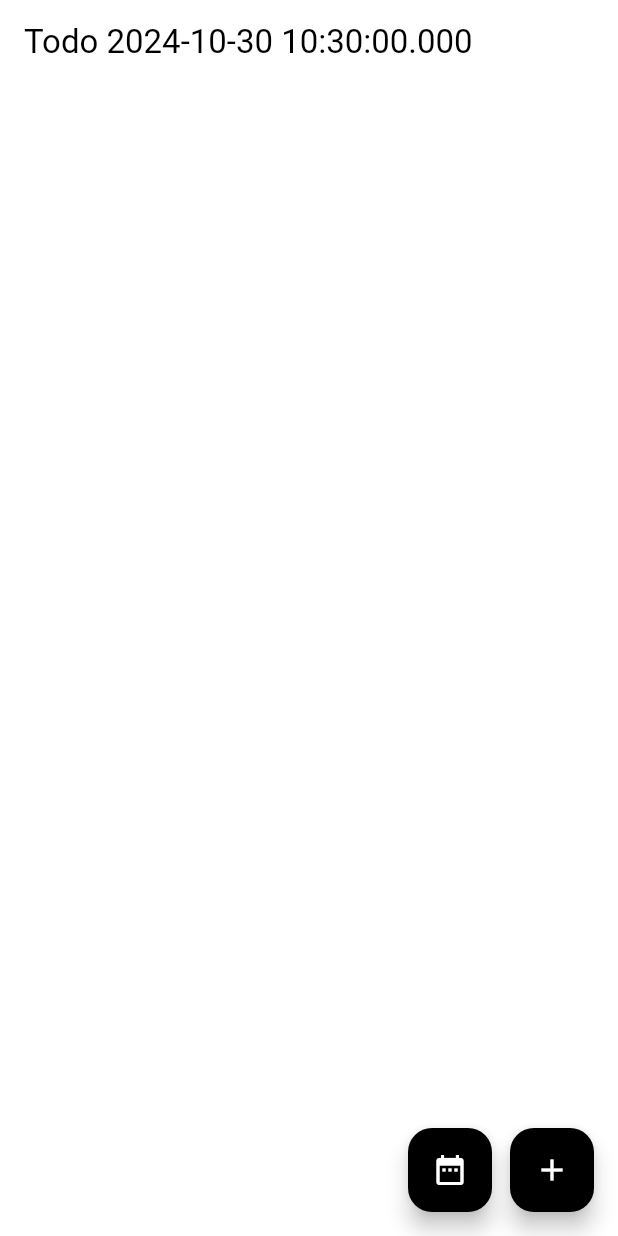
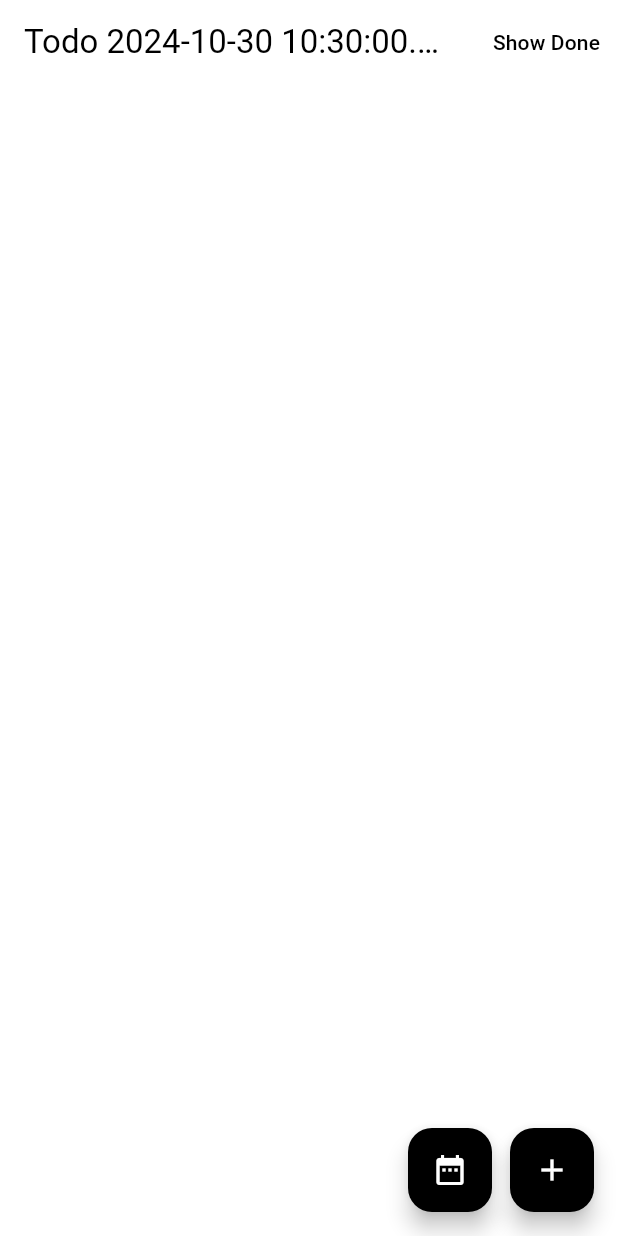
Before and after one commit to hungrimind/flutter_todo, a Flutter app: the screen it shows after launch, on a phone screen of 412 x 824 dp. Run offline on Flutter 3.47's test engine with Material 3 defaults, Android fonts, the phone set to English and light mode, and no system bars; our stand-ins replace get_it.

Commit message:
make the full page reactive

```diff
--- a/lib/features/todo/todo_page.dart
+++ b/lib/features/todo/todo_page.dart
@@ -2,6 +2,7 @@ import 'package:flutter/material.dart';
 import 'package:todo/features/todo/todo_page_view_model.dart';
 import 'package:todo/shared/date_service.dart';
 import 'package:todo/shared/locator.dart';
+import 'package:todo/shared/ui_utilities/value_listenable_builder_x.dart';
 
 class TodoPage extends StatefulWidget {
   const TodoPage({super.key});
@@ -65,49 +66,30 @@ class _TodoPageState extends State<TodoPage> {
 
   @override
   Widget build(BuildContext context) {
+    return ValueListenableBuilder3(
+      first: homePageViewModel.serviceDate,
+      second: homePageViewModel.todosNotifier,
+      third: homePageViewModel.showCompletedTodosNotifier,
+      builder: (context, date, todos, showCompletedTodos, child) {
         return Scaffold(
           appBar: AppBar(
-        title: ValueListenableBuilder(
-          valueListenable: homePageViewModel.serviceDate,
-          builder: (context, date, child) {
-            return Text("Todo $date");
-          },
-        ),
+            title: Text("Todo $date"),
             actions: [
-          ValueListenableBuilder(
-            valueListenable: homePageViewModel.todosNotifier,
-            builder: (context, todos, child) {
-              if (homePageViewModel.hasNonCompletedTodos) {
-                return TextButton(
+              TextButton(
                 onPressed: () {
                   homePageViewModel.toggleCompletedTodos();
                 },
-                  child: ValueListenableBuilder(
-                    valueListenable:
-                        homePageViewModel.showCompletedTodosNotifier,
-                    builder: (context, showCompletedTodos, child) {
-                      return showCompletedTodos
+                child: showCompletedTodos
                     ? const Text("Hide Done")
-                          : const Text("Show Done");
-                    },
-                  ),
-                );
-              }
-              return const SizedBox();
-            },
+                    : const Text("Show Done"),
               ),
             ],
           ),
-      body: ValueListenableBuilder(
-        valueListenable: homePageViewModel.todosNotifier,
-        builder: (context, todos, child) {
-          return ListView.builder(
+          body: ListView.builder(
             itemCount: todos.length,
             itemBuilder: (context, index) {
               final todo = todos[index];
-              return ValueListenableBuilder(
-                valueListenable: homePageViewModel.showCompletedTodosNotifier,
-                builder: (context, showCompletedTodos, child) {
+
               if (todo.completed && !showCompletedTodos) {
                 return const SizedBox();
               }
@@ -120,10 +102,6 @@ class _TodoPageState extends State<TodoPage> {
                       homePageViewModel.toggleDone(todo),
                 ),
                 onLongPress: () => homePageViewModel.remove(todo),
-                  );
-                },
-              );
-            },
               );
             },
           ),
@@ -142,5 +120,7 @@ class _TodoPageState extends State<TodoPage> {
             ],
           ),
         );
+      },
+    );
   }
 }
```
Lines whose indentation alone changed are shown as unchanged.
